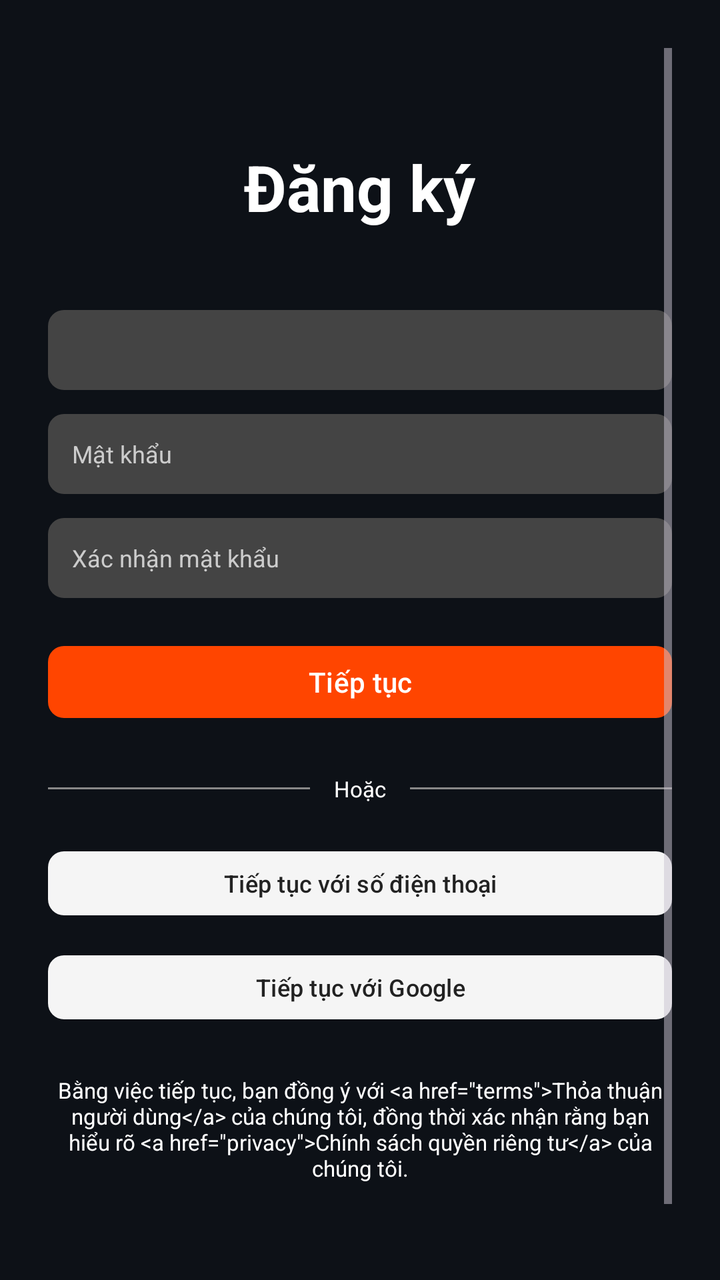
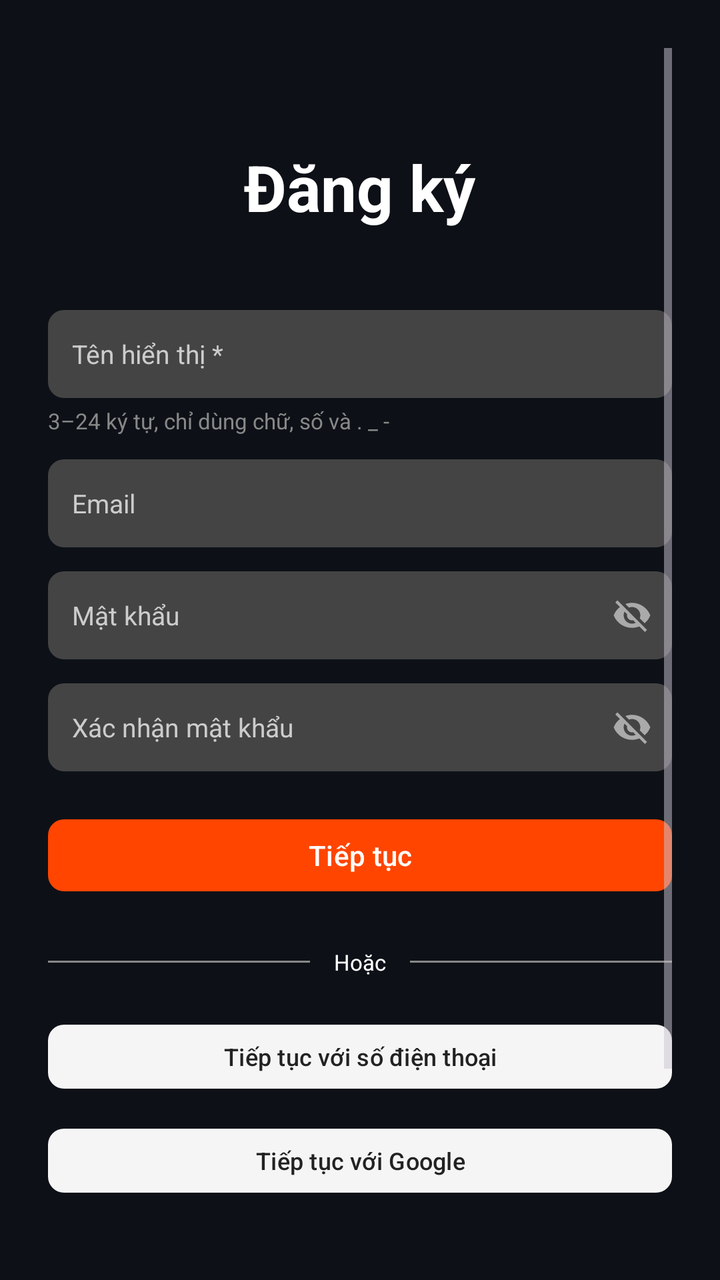

Compare the two renders of this Android layout. The source of the first and the diff that turns it into the second are given below.
<!-- AndroidManifest.xml: application theme Theme.EngQA -->
<!-- res/layout/activity_register.xml -->
<?xml version="1.0" encoding="utf-8"?>
<ScrollView xmlns:android="http://schemas.android.com/apk/res/android"
    xmlns:app="http://schemas.android.com/apk/res-auto"
    android:layout_width="match_parent"
    android:layout_height="match_parent"
    android:background="#0D1117"
    android:fillViewport="true"
    android:padding="24dp">

    <LinearLayout
        android:layout_width="match_parent"
        android:layout_height="wrap_content"
        android:orientation="vertical"
        android:gravity="center_horizontal">

        
        <TextView
            android:layout_width="wrap_content"
            android:layout_height="wrap_content"
            android:layout_marginTop="48dp"
            android:text="@string/register_title"
            android:textSize="32sp"
            android:textColor="@android:color/white"
            android:textStyle="bold"
            android:gravity="center" />

        
        <EditText
            android:id="@+id/edtEmail"
            android:layout_width="match_parent"
            android:layout_height="40dp"
            android:layout_marginTop="40dp"
            android:background="@drawable/bg_auth_input"
            android:autofillHints="email"
            android:textColorHint="#CCCCCC"
            android:textColor="@android:color/white"
            android:textSize="12sp"
            android:paddingStart="12dp"
            android:paddingEnd="12dp"
            android:inputType="textEmailAddress"
            android:maxLines="1" />

        
        <EditText
            android:id="@+id/edtPassword"
            android:layout_width="match_parent"
            android:layout_height="40dp"
            android:layout_marginTop="12dp"
            android:background="@drawable/bg_auth_input"
            android:hint="@string/hint_password"
            android:autofillHints="password"
            android:textColorHint="#CCCCCC"
            android:textColor="@android:color/white"
            android:textSize="12sp"
            android:paddingStart="12dp"
            android:paddingEnd="12dp"
            android:inputType="textPassword"
            android:maxLines="1" />

        
        <EditText
            android:id="@+id/edtConfirmPassword"
            android:layout_width="match_parent"
            android:layout_height="40dp"
            android:layout_marginTop="12dp"
            android:background="@drawable/bg_auth_input"
            android:hint="@string/hint_confirm_password"
            android:autofillHints="password"
            android:textColorHint="#CCCCCC"
            android:textColor="@android:color/white"
            android:textSize="12sp"
            android:paddingStart="12dp"
            android:paddingEnd="12dp"
            android:inputType="textPassword"
            android:maxLines="1" />

        
        <com.google.android.material.button.MaterialButton
            android:id="@+id/btnRegister"
            android:layout_width="match_parent"
            android:layout_height="44dp"
            android:layout_marginTop="20dp"
            android:text="@string/btn_register"
            android:textColor="@android:color/white"
            android:textSize="14sp"
            android:textAllCaps="false"
            app:backgroundTint="#FF4500"
            app:cornerRadius="8dp" />

        
        <LinearLayout
            android:layout_width="match_parent"
            android:layout_height="wrap_content"
            android:layout_marginTop="24dp"
            android:gravity="center_vertical"
            android:orientation="horizontal">

            <View
                android:layout_width="0dp"
                android:layout_height="1dp"
                android:layout_weight="1"
                android:background="#888888" />

            <TextView
                android:layout_width="wrap_content"
                android:layout_height="wrap_content"
                android:layout_marginStart="12dp"
                android:layout_marginEnd="12dp"
                android:text="@string/or"
                android:textColor="@android:color/white"
                android:textSize="11sp" />

            <View
                android:layout_width="0dp"
                android:layout_height="1dp"
                android:layout_weight="1"
                android:background="#888888" />
        </LinearLayout>

        
        <com.google.android.material.button.MaterialButton
            android:id="@+id/btnPhone"
            android:layout_width="match_parent"
            android:layout_height="40dp"
            android:layout_marginTop="20dp"
            android:text="@string/btn_phone"
            android:textColor="#222222"
            android:textSize="12sp"
            android:textAllCaps="false"
            app:backgroundTint="#F5F5F5"
            app:cornerRadius="8dp" />

        
        <com.google.android.material.button.MaterialButton
            android:id="@+id/btnGoogle"
            android:layout_width="match_parent"
            android:layout_height="40dp"
            android:layout_marginTop="12dp"
            android:text="@string/btn_google"
            android:textColor="#222222"
            android:textSize="12sp"
            android:textAllCaps="false"
            app:backgroundTint="#F5F5F5"
            app:cornerRadius="8dp" />

        
        <TextView
            android:id="@+id/tvTerms"
            android:layout_width="match_parent"
            android:layout_height="wrap_content"
            android:layout_marginTop="24dp"
            android:gravity="center"
            android:text="@string/terms_text"
            android:textColor="@android:color/white"
            android:textColorLink="#1E90FF"
            android:textSize="11sp" />

        
        <TextView
            android:id="@+id/tvGoLogin"
            android:layout_width="wrap_content"
            android:layout_height="wrap_content"
            android:layout_marginTop="24dp"
            android:layout_marginBottom="24dp"
            android:gravity="center"
            android:text="@string/have_account"
            android:textColor="@android:color/white"
            android:textSize="12sp" />

    </LinearLayout>

</ScrollView>
<!-- resources referenced by this layout -->
<resources>
  <!-- drawable bg_auth_input (drawable) -->
  <?xml version="1.0" encoding="utf-8"?>
  <shape xmlns:android="http://schemas.android.com/apk/res/android" android:shape="rectangle">
      <solid android:color="#444444" />
      <corners android:radius="8dp" />
  </shape>
  <string name="btn_google">Tiếp tục với Google</string>
  <string name="btn_phone">Tiếp tục với số điện thoại</string>
  <string name="btn_register">Tiếp tục</string>
  <string name="have_account">Đã có tài khoản? </string>
  <string name="hint_confirm_password">Xác nhận mật khẩu</string>
  <string name="hint_password">Mật khẩu</string>
  <string name="or">Hoặc</string>
  <string name="register_title">Đăng ký</string>
  <string name="terms_text">Bằng việc tiếp tục, bạn đồng ý với &lt;a href=\"terms\"&gt;Thỏa thuận người dùng&lt;/a&gt; của chúng tôi, đồng thời xác nhận rằng bạn hiểu rõ &lt;a href=\"privacy\"&gt;Chính sách quyền riêng tư&lt;/a&gt; của chúng tôi.</string>
  <style name="Theme.EngQA" parent="Base.Theme.EngQA" />
  <style name="Base.Theme.EngQA" parent="Theme.Material3.Dark.NoActionBar">
          <item name="android:windowBackground">@color/bg_screen</item>
          <item name="android:statusBarColor">@color/bg_topbar</item>
          <item name="android:navigationBarColor">@color/bg_bottom_bar</item>
          <item name="colorPrimary">@color/accent_orange</item>
      </style>
  <color name="bg_screen">#FF141414</color>
  <color name="bg_topbar">#FF1A1A1A</color>
  <color name="bg_bottom_bar">#FF181818</color>
  <color name="accent_orange">#FFFF4500</color>
</resources>

<!-- the commit's change to res/layout/activity_register.xml (unified diff, before → after) -->
@@ -1,6 +1,7 @@
 <?xml version="1.0" encoding="utf-8"?>
 <ScrollView xmlns:android="http://schemas.android.com/apk/res/android"
     xmlns:app="http://schemas.android.com/apk/res-auto"
+    android:id="@+id/registerRoot"
     android:layout_width="match_parent"
     android:layout_height="match_parent"
     android:background="#0D1117"
@@ -10,82 +11,170 @@
     <LinearLayout
         android:layout_width="match_parent"
         android:layout_height="wrap_content"
-        android:orientation="vertical"
-        android:gravity="center_horizontal">
+        android:gravity="center_horizontal"
+        android:orientation="vertical">
 
         
         <TextView
             android:layout_width="wrap_content"
             android:layout_height="wrap_content"
             android:layout_marginTop="48dp"
+            android:gravity="center"
             android:text="@string/register_title"
+            android:textColor="@android:color/white"
             android:textSize="32sp"
-            android:textColor="@android:color/white"
-            android:textStyle="bold"
-            android:gravity="center" />
+            android:textStyle="bold" />
+
+        
+        <EditText
+            android:id="@+id/edtUsername"
+            android:layout_width="match_parent"
+            android:layout_height="44dp"
+            android:layout_marginTop="40dp"
+            android:autofillHints="username"
+            android:background="@drawable/bg_auth_input"
+            android:hint="@string/hint_username"
+            android:imeOptions="actionNext"
+            android:inputType="textCapWords"
+            android:maxLength="24"
+            android:maxLines="1"
+            android:paddingStart="12dp"
+            android:paddingEnd="12dp"
+            android:textColor="@android:color/white"
+            android:textColorHint="#CCCCCC"
+            android:textSize="13sp" />
+
+        <TextView
+            android:id="@+id/tvUsernameHint"
+            android:layout_width="match_parent"
+            android:layout_height="wrap_content"
+            android:layout_marginTop="4dp"
+            android:text="@string/username_rules"
+            android:textColor="#888888"
+            android:textSize="11sp" />
 
         
         <EditText
             android:id="@+id/edtEmail"
             android:layout_width="match_parent"
-            android:layout_height="40dp"
-            android:layout_marginTop="40dp"
+            android:layout_height="44dp"
+            android:layout_marginTop="12dp"
+            android:autofillHints="emailAddress"
             android:background="@drawable/bg_auth_input"
-            android:autofillHints="email"
-            android:textColorHint="#CCCCCC"
-            android:textColor="@android:color/white"
-            android:textSize="12sp"
+            android:hint="@string/hint_email"
+            android:imeOptions="actionNext"
+            android:inputType="textEmailAddress"
+            android:maxLines="1"
             android:paddingStart="12dp"
             android:paddingEnd="12dp"
-            android:inputType="textEmailAddress"
-            android:maxLines="1" />
-
-        
-        <EditText
-            android:id="@+id/edtPassword"
-            android:layout_width="match_parent"
-            android:layout_height="40dp"
-            android:layout_marginTop="12dp"
-            android:background="@drawable/bg_auth_input"
-            android:hint="@string/hint_password"
-            android:autofillHints="password"
+            android:textColor="@android:color/white"
             android:textColorHint="#CCCCCC"
-            android:textColor="@android:color/white"
+            android:textSize="13sp" />
+
+        
+        <FrameLayout
+            android:layout_width="match_parent"
+            android:layout_height="44dp"
+            android:layout_marginTop="12dp">
+
+            <EditText
+                android:id="@+id/edtPassword"
+                android:layout_width="match_parent"
+                android:layout_height="match_parent"
+                android:autofillHints="newPassword"
+                android:background="@drawable/bg_auth_input"
+                android:hint="@string/hint_password"
+                android:imeOptions="actionNext"
+                android:inputType="textPassword"
+                android:maxLines="1"
+                android:paddingStart="12dp"
+                android:paddingEnd="44dp"
+                android:textColor="@android:color/white"
+                android:textColorHint="#CCCCCC"
+                android:textSize="13sp" />
+
+            <ImageView
+                android:id="@+id/btnTogglePassword"
+                android:layout_width="40dp"
+                android:layout_height="match_parent"
+                android:layout_gravity="end"
+                android:background="?attr/selectableItemBackgroundBorderless"
+                android:contentDescription="@string/toggle_password"
+                android:padding="10dp"
+                android:src="@drawable/ic_visibility_off"
+                android:tint="#AAAAAA" />
+        </FrameLayout>
+
+        
+        <FrameLayout
+            android:layout_width="match_parent"
+            android:layout_height="44dp"
+            android:layout_marginTop="12dp">
+
+            <EditText
+                android:id="@+id/edtConfirmPassword"
+                android:layout_width="match_parent"
+                android:layout_height="match_parent"
+                android:autofillHints="newPassword"
+                android:background="@drawable/bg_auth_input"
+                android:hint="@string/hint_confirm_password"
+                android:imeOptions="actionDone"
+                android:inputType="textPassword"
+                android:maxLines="1"
+                android:paddingStart="12dp"
+                android:paddingEnd="44dp"
+                android:textColor="@android:color/white"
+                android:textColorHint="#CCCCCC"
+                android:textSize="13sp" />
+
+            <ImageView
+                android:id="@+id/btnToggleConfirmPassword"
+                android:layout_width="40dp"
+                android:layout_height="match_parent"
+                android:layout_gravity="end"
+                android:background="?attr/selectableItemBackgroundBorderless"
+                android:contentDescription="@string/toggle_password"
+                android:padding="10dp"
+                android:src="@drawable/ic_visibility_off"
+                android:tint="#AAAAAA" />
+        </FrameLayout>
+
+        
+        <TextView
+            android:id="@+id/tvAuthError"
+            android:layout_width="match_parent"
+            android:layout_height="wrap_content"
+            android:layout_marginTop="8dp"
+            android:textColor="#FF6B6B"
             android:textSize="12sp"
-            android:paddingStart="12dp"
-            android:paddingEnd="12dp"
-            android:inputType="textPassword"
-            android:maxLines="1" />
-
-        
-        <EditText
-            android:id="@+id/edtConfirmPassword"
-            android:layout_width="match_parent"
-            android:layout_height="40dp"
-            android:layout_marginTop="12dp"
-            android:background="@drawable/bg_auth_input"
-            android:hint="@string/hint_confirm_password"
-            android:autofillHints="password"
-            android:textColorHint="#CCCCCC"
-            android:textColor="@android:color/white"
-            android:textSize="12sp"
-            android:paddingStart="12dp"
-            android:paddingEnd="12dp"
-            android:inputType="textPassword"
-            android:maxLines="1" />
-
-        
-        <com.google.android.material.button.MaterialButton
-            android:id="@+id/btnRegister"
-            android:layout_width="match_parent"
-            android:layout_height="44dp"
-            android:layout_marginTop="20dp"
-            android:text="@string/btn_register"
-            android:textColor="@android:color/white"
-            android:textSize="14sp"
-            android:textAllCaps="false"
-            app:backgroundTint="#FF4500"
-            app:cornerRadius="8dp" />
+            android:visibility="gone" />
+
+        
+        <FrameLayout
+            android:layout_width="match_parent"
+            android:layout_height="wrap_content"
+            android:layout_marginTop="20dp">
+
+            <com.google.android.material.button.MaterialButton
+                android:id="@+id/btnRegister"
+                android:layout_width="match_parent"
+                android:layout_height="44dp"
+                android:text="@string/btn_register"
+                android:textAllCaps="false"
+                android:textColor="@android:color/white"
+                android:textSize="14sp"
+                app:backgroundTint="#FF4500"
+                app:cornerRadius="8dp" />
+
+            <ProgressBar
+                android:id="@+id/progressAuth"
+                android:layout_width="22dp"
+                android:layout_height="22dp"
+                android:layout_gravity="center_vertical|end"
+                android:layout_marginEnd="12dp"
+                android:indeterminateTint="@android:color/white"
+                android:visibility="gone" />
+        </FrameLayout>
 
         
         <LinearLayout
@@ -117,33 +206,30 @@
                 android:background="#888888" />
         </LinearLayout>
 
-        
         <com.google.android.material.button.MaterialButton
             android:id="@+id/btnPhone"
             android:layout_width="match_parent"
             android:layout_height="40dp"
             android:layout_marginTop="20dp"
             android:text="@string/btn_phone"
+            android:textAllCaps="false"
             android:textColor="#222222"
             android:textSize="12sp"
-            android:textAllCaps="false"
             app:backgroundTint="#F5F5F5"
             app:cornerRadius="8dp" />
 
-        
         <com.google.android.material.button.MaterialButton
             android:id="@+id/btnGoogle"
             android:layout_width="match_parent"
             android:layout_height="40dp"
             android:layout_marginTop="12dp"
             android:text="@string/btn_google"
+            android:textAllCaps="false"
             android:textColor="#222222"
             android:textSize="12sp"
-            android:textAllCaps="false"
             app:backgroundTint="#F5F5F5"
             app:cornerRadius="8dp" />
 
-        
         <TextView
             android:id="@+id/tvTerms"
             android:layout_width="match_parent"
@@ -155,7 +241,6 @@
             android:textColorLink="#1E90FF"
             android:textSize="11sp" />
 
-        
         <TextView
             android:id="@+id/tvGoLogin"
             android:layout_width="wrap_content"
<!-- resource entries referenced after the edit -->
@@ -6,15 +6,29 @@
       <solid android:color="#444444" />
       <corners android:radius="8dp" />
   </shape>
+  <!-- drawable ic_visibility_off (drawable) -->
+  <vector xmlns:android="http://schemas.android.com/apk/res/android"
+      android:width="24dp"
+      android:height="24dp"
+      android:viewportWidth="24"
+      android:viewportHeight="24">
+      <path
+          android:fillColor="#FFFFFFFF"
+          android:pathData="M12,7 C14.76,7 17,9.24 17,12 C17,12.65 16.87,13.26 16.64,13.83 L19.56,16.75 C21.07,15.49 22.26,13.86 22.99,12 C21.26,7.61 17,4.5 12,4.5 C10.6,4.5 9.26,4.75 8.02,5.2 L10.18,7.36 C10.74,7.13 11.35,7 12,7 Z M2,4.27 L4.28,6.55 L4.74,7.01 C3.08,8.3 1.78,10.02 1,12 C2.73,16.39 7,19.5 12,19.5 C13.55,19.5 15.03,19.2 16.38,18.66 L16.8,19.08 L19.73,22 L21,20.73 L3.27,3 Z M7.53,9.8 L9.08,11.35 C9.03,11.56 9,11.78 9,12 C9,13.66 10.34,15 12,15 C12.22,15 12.44,14.97 12.65,14.92 L14.2,16.47 C13.53,16.8 12.79,17 12,17 C9.24,17 7,14.76 7,12 C7,11.21 7.2,10.47 7.53,9.8 Z" />
+  </vector>
   <string name="btn_google">Tiếp tục với Google</string>
   <string name="btn_phone">Tiếp tục với số điện thoại</string>
   <string name="btn_register">Tiếp tục</string>
   <string name="have_account">Đã có tài khoản? </string>
   <string name="hint_confirm_password">Xác nhận mật khẩu</string>
+  <string name="hint_email">Email</string>
   <string name="hint_password">Mật khẩu</string>
+  <string name="hint_username">Tên hiển thị *</string>
   <string name="or">Hoặc</string>
   <string name="register_title">Đăng ký</string>
   <string name="terms_text">Bằng việc tiếp tục, bạn đồng ý với &lt;a href=\"terms\"&gt;Thỏa thuận người dùng&lt;/a&gt; của chúng tôi, đồng thời xác nhận rằng bạn hiểu rõ &lt;a href=\"privacy\"&gt;Chính sách quyền riêng tư&lt;/a&gt; của chúng tôi.</string>
+  <string name="toggle_password">Hiện/ẩn mật khẩu</string>
+  <string name="username_rules">3–24 ký tự, chỉ dùng chữ, số và . _ -</string>
   <style name="Theme.EngQA" parent="Base.Theme.EngQA" />
   <style name="Base.Theme.EngQA" parent="Theme.Material3.Dark.NoActionBar">
           <item name="android:windowBackground">@color/bg_screen</item>
